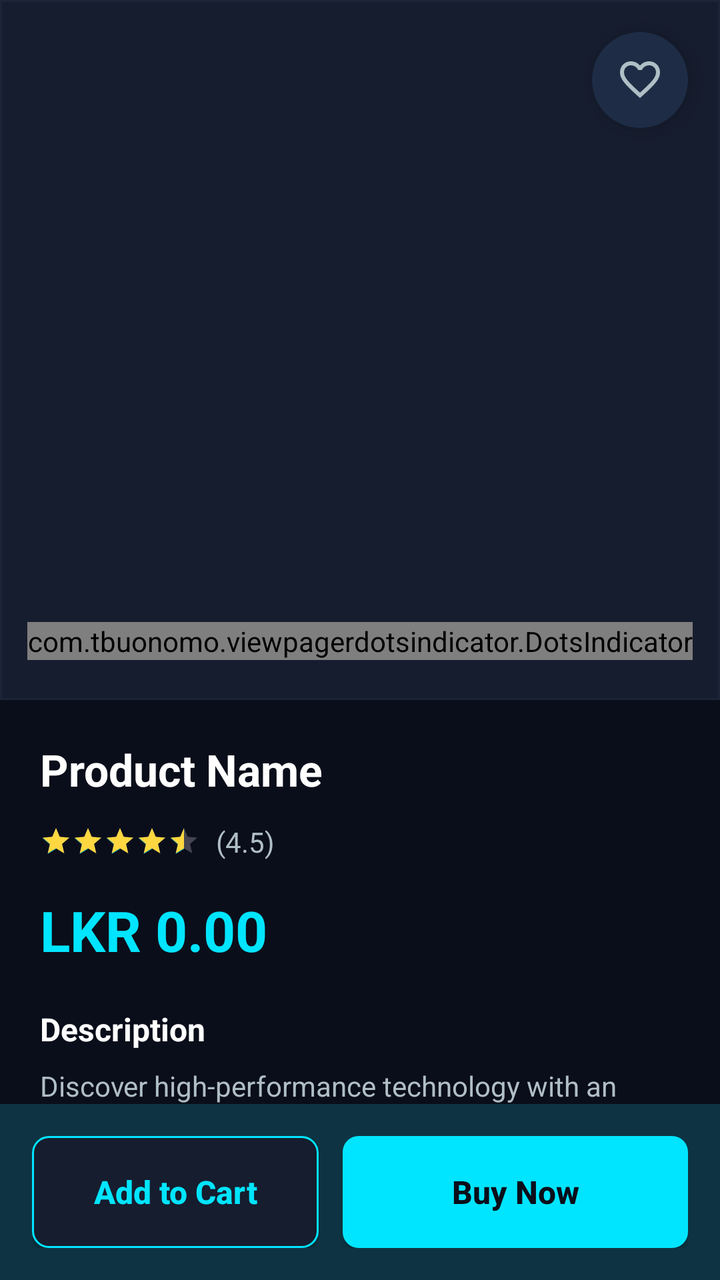
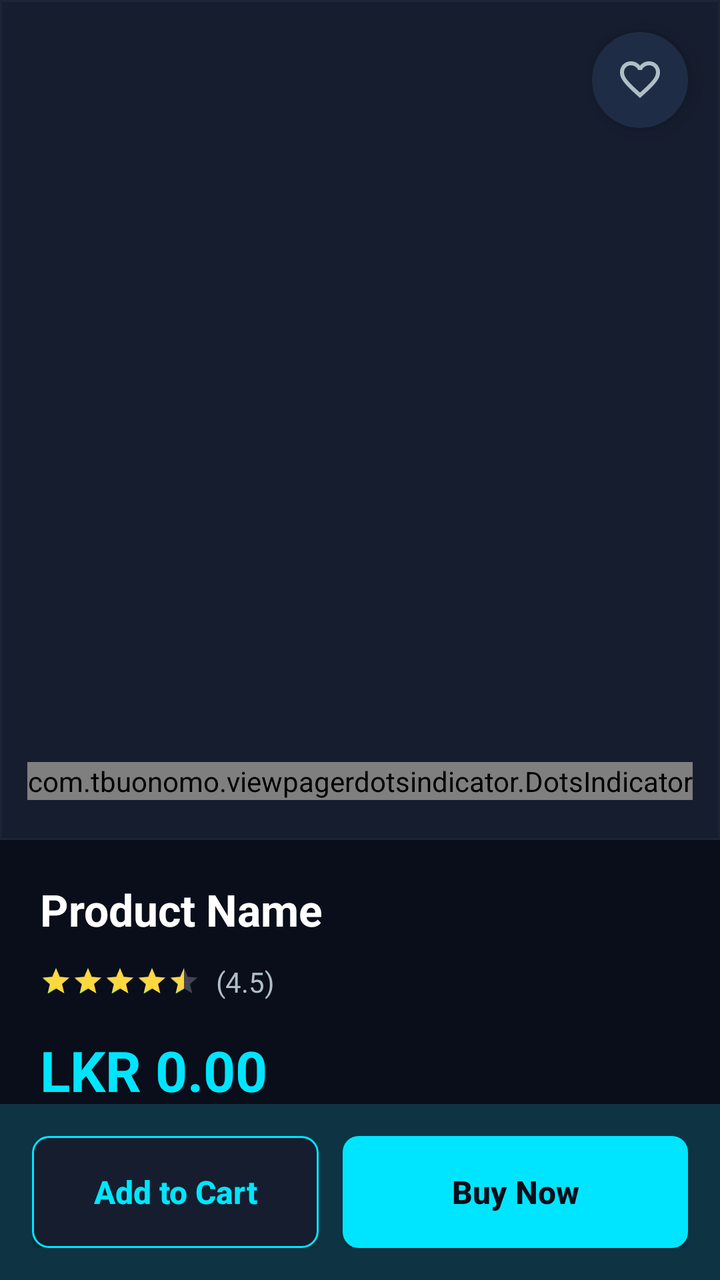

Two renders of the same Android screen: before a commit and after it. Below are the layout's source before the change and the commit's diff.
<!-- AndroidManifest.xml: application theme Theme.UltraMobile -->
<!-- res/layout/fragment_product_details.xml -->
<?xml version="1.0" encoding="utf-8"?>
<RelativeLayout xmlns:android="http://schemas.android.com/apk/res/android"
    xmlns:app="http://schemas.android.com/apk/res-auto"
    xmlns:tools="http://schemas.android.com/tools"
    android:layout_width="match_parent"
    android:layout_height="match_parent"
    android:background="@color/um_background"
    tools:context=".fragment.ProductDetailsFragment">

    <androidx.core.widget.NestedScrollView
        android:layout_width="match_parent"
        android:layout_height="match_parent"
        android:layout_above="@+id/product_details_bottom_bar">

        <LinearLayout
            android:layout_width="match_parent"
            android:layout_height="wrap_content"
            android:orientation="vertical"
            android:paddingBottom="24dp">

            
            <com.google.android.material.card.MaterialCardView
                android:layout_width="match_parent"
                android:layout_height="350dp"
                app:cardElevation="0dp"
                app:cardCornerRadius="0dp"
                app:shapeAppearanceOverlay="@style/ShapeAppearance.BottomRounded">

                <FrameLayout
                    android:layout_width="match_parent"
                    android:layout_height="match_parent"
                    android:background="@color/um_surface_card">

                    <androidx.viewpager2.widget.ViewPager2
                        android:id="@+id/product_image_slider"
                        android:layout_width="match_parent"
                        android:layout_height="match_parent" />

                    <com.tbuonomo.viewpagerdotsindicator.DotsIndicator
                        android:id="@+id/dotsIndicator"
                        android:layout_width="wrap_content"
                        android:layout_height="wrap_content"
                        android:layout_gravity="bottom|center_horizontal"
                        android:layout_marginBottom="20dp"
                        app:dotsColor="@color/um_text_hint"
                        app:selectedDotColor="@color/um_primary"
                        app:dotsSize="8dp"
                        app:dotsSpacing="4dp" />

                    <ImageButton
                        android:id="@+id/product_details_wishlist_btn"
                        android:layout_width="48dp"
                        android:layout_height="48dp"
                        android:layout_gravity="end|top"
                        android:layout_margin="16dp"
                        android:background="@drawable/um_bg_circle"
                        android:elevation="6dp"
                        android:padding="12dp"
                        android:src="@drawable/favorite_24px"
                        app:tint="@color/um_text_secondary" />

                </FrameLayout>
            </com.google.android.material.card.MaterialCardView>

            
            <LinearLayout
                android:layout_width="match_parent"
                android:layout_height="wrap_content"
                android:orientation="vertical"
                android:padding="20dp">

                <TextView
                    android:id="@+id/product_details_title"
                    android:layout_width="match_parent"
                    android:layout_height="wrap_content"
                    android:text="Product Name"
                    android:textColor="@color/um_text_primary"
                    android:textSize="22sp"
                    android:textStyle="bold"
                    android:lineSpacingExtra="4dp" />

                <LinearLayout
                    android:layout_width="wrap_content"
                    android:layout_height="wrap_content"
                    android:layout_marginTop="12dp"
                    android:gravity="center_vertical"
                    android:orientation="horizontal">

                    <RatingBar
                        android:id="@+id/product_details_rating"
                        style="?android:attr/ratingBarStyleSmall"
                        android:layout_width="wrap_content"
                        android:layout_height="wrap_content"
                        android:progressTint="@color/um_warning"
                        android:rating="4.5" />

                    <TextView
                        android:id="@+id/product_details_rating_text"
                        android:layout_width="wrap_content"
                        android:layout_height="wrap_content"
                        android:layout_marginStart="8dp"
                        android:text="(4.5)"
                        android:textColor="@color/um_text_secondary"
                        android:textSize="14sp" />
                </LinearLayout>

                <TextView
                    android:id="@+id/product_details_price"
                    android:layout_width="wrap_content"
                    android:layout_height="wrap_content"
                    android:layout_marginTop="16dp"
                    android:text="LKR 0.00"
                    android:textColor="@color/um_primary"
                    android:textSize="28sp"
                    android:textStyle="bold" />

            </LinearLayout>

            
            <LinearLayout
                android:layout_width="match_parent"
                android:layout_height="wrap_content"
                android:orientation="vertical"
                android:paddingHorizontal="20dp"
                android:paddingBottom="16dp">

                <TextView
                    android:layout_width="wrap_content"
                    android:layout_height="wrap_content"
                    android:text="Description"
                    android:textColor="@color/um_text_primary"
                    android:textSize="16sp"
                    android:textStyle="bold" />

                <TextView
                    android:id="@+id/product_details_description"
                    android:layout_width="match_parent"
                    android:layout_height="wrap_content"
                    android:layout_marginTop="8dp"
                    android:text="Discover high-performance technology with an elegant design. This device offers everything you need for a modern lifestyle."
                    android:textColor="@color/um_text_secondary"
                    android:textSize="14sp"
                    android:lineSpacingExtra="4dp" />
            </LinearLayout>

            <View
                android:layout_width="match_parent"
                android:layout_height="1dp"
                android:layout_marginHorizontal="20dp"
                android:background="@color/um_surface_border" />

            
            <LinearLayout
                android:id="@+id/product_details_attribute_container"
                android:layout_width="match_parent"
                android:layout_height="wrap_content"
                android:orientation="vertical"
                android:padding="20dp" />

            
            <LinearLayout
                android:layout_width="match_parent"
                android:layout_height="wrap_content"
                android:orientation="vertical"
                android:paddingHorizontal="20dp"
                android:paddingBottom="20dp">

                <TextView
                    android:layout_width="wrap_content"
                    android:layout_height="wrap_content"
                    android:text="QUANTITY"
                    android:textColor="@color/um_text_secondary"
                    android:textSize="12sp"
                    android:letterSpacing="0.1"
                    android:textStyle="bold" />

                <LinearLayout
                    android:layout_width="match_parent"
                    android:layout_height="wrap_content"
                    android:layout_marginTop="12dp"
                    android:orientation="horizontal"
                    android:gravity="center_vertical">

                    <LinearLayout
                        android:layout_width="wrap_content"
                        android:layout_height="wrap_content"
                        android:background="@drawable/um_surface_outline_rounded"
                        android:padding="4dp"
                        android:gravity="center_vertical">

                        <androidx.appcompat.widget.AppCompatButton
                            android:id="@+id/product_details_btn_minus"
                            android:layout_width="36dp"
                            android:layout_height="36dp"
                            android:text="–"
                            android:textSize="20sp"
                            android:textColor="@color/um_primary"
                            android:background="@drawable/um_btn_icon_only"
                            android:padding="0dp" />

                        <TextView
                            android:id="@+id/product_details_quantity"
                            android:layout_width="40dp"
                            android:layout_height="wrap_content"
                            android:text="1"
                            android:textAlignment="center"
                            android:textColor="@color/um_text_primary"
                            android:textSize="16sp"
                            android:textStyle="bold" />

                        <androidx.appcompat.widget.AppCompatButton
                            android:id="@+id/product_details_btn_plus"
                            android:layout_width="36dp"
                            android:layout_height="36dp"
                            android:text="+"
                            android:textSize="20sp"
                            android:textColor="@color/um_primary"
                            android:background="@drawable/um_btn_icon_only"
                            android:padding="0dp" />
                    </LinearLayout>

                    <TextView
                        android:id="@+id/product_details_avb_qty_label"
                        android:layout_width="wrap_content"
                        android:layout_height="wrap_content"
                        android:layout_marginStart="20dp"
                        android:text="Only "
                        android:textColor="@color/um_text_secondary"
                        android:textSize="14sp" />

                    <TextView
                        android:id="@+id/product_details_avb_qty"
                        android:layout_width="wrap_content"
                        android:layout_height="wrap_content"
                        android:textColor="@color/um_success"
                        android:textSize="14sp"
                        android:textStyle="bold" />

                    <TextView
                        android:layout_width="wrap_content"
                        android:layout_height="wrap_content"
                        android:text=" left"
                        android:textColor="@color/um_text_secondary"
                        android:textSize="14sp" />

                </LinearLayout>

            </LinearLayout>

            <View
                android:layout_width="match_parent"
                android:layout_height="1dp"
                android:layout_marginHorizontal="20dp"
                android:background="@color/um_surface_border" />

            
            <include
                android:id="@+id/product_details_top_sell_section"
                android:layout_width="match_parent"
                android:layout_height="wrap_content"
                android:layout_marginTop="12dp"
                layout="@layout/item_section" />

        </LinearLayout>

    </androidx.core.widget.NestedScrollView>

    
    <com.google.android.material.card.MaterialCardView
        android:id="@+id/product_details_bottom_bar"
        android:layout_width="match_parent"
        android:layout_height="wrap_content"
        android:layout_alignParentBottom="true"
        app:cardElevation="12dp"
        app:cardCornerRadius="0dp"
        app:cardBackgroundColor="@color/um_surface"
        app:strokeWidth="0dp">

        <LinearLayout
            android:layout_width="match_parent"
            android:layout_height="wrap_content"
            android:orientation="horizontal"
            android:padding="16dp">

            <androidx.appcompat.widget.AppCompatButton
                android:id="@+id/product_details_btn_add_cart"
                android:layout_width="0dp"
                android:layout_height="56dp"
                android:layout_weight="1"
                android:layout_marginEnd="12dp"
                android:background="@drawable/um_btn_secondary"
                android:text="Add to Cart"
                android:textAllCaps="false"
                android:textColor="@color/um_primary"
                android:textStyle="bold"
                android:textSize="16sp" />

            <androidx.appcompat.widget.AppCompatButton
                android:id="@+id/product_details_btn_buy_now"
                android:layout_width="0dp"
                android:layout_height="56dp"
                android:layout_weight="1.2"
                android:background="@drawable/um_btn_primary"
                android:text="Buy Now"
                android:textAllCaps="false"
                android:textColor="@color/um_text_on_primary"
                android:textStyle="bold"
                android:textSize="16sp" />

        </LinearLayout>
    </com.google.android.material.card.MaterialCardView>

</RelativeLayout>
<!-- res/layout/item_section.xml (included above) -->
<?xml version="1.0" encoding="utf-8"?>
<LinearLayout xmlns:android="http://schemas.android.com/apk/res/android"
    android:layout_width="match_parent"
    android:layout_height="wrap_content"
    android:orientation="vertical"
    android:paddingTop="16dp"
    android:paddingBottom="8dp"
    android:background="@color/um_background">

    <LinearLayout
        android:layout_width="match_parent"
        android:layout_height="wrap_content"
        android:orientation="horizontal"
        android:paddingStart="16dp"
        android:paddingEnd="16dp"
        android:gravity="center_vertical">

        
        <View
            android:layout_width="3dp"
            android:layout_height="18dp"
            android:background="@color/um_primary"
            android:layout_marginEnd="10dp" />

        <TextView
            android:id="@+id/item_section_title"
            android:layout_width="0dp"
            android:layout_height="wrap_content"
            android:layout_weight="1"
            android:text="Top Selling"
            android:textColor="@color/um_text_primary"
            android:textSize="16sp"
            android:textStyle="bold" />

    </LinearLayout>

    <androidx.recyclerview.widget.RecyclerView
        android:id="@+id/item_section_container"
        android:layout_width="match_parent"
        android:layout_height="wrap_content"
        android:layout_marginTop="10dp"
        android:paddingStart="8dp"
        android:paddingEnd="8dp"
        android:clipToPadding="false" />

</LinearLayout>
<!-- resources referenced by this layout -->
<resources>
  <color name="um_background">#0A0E1A</color>
  <color name="um_primary">#00E5FF</color>
  <color name="um_success">#00E676</color>
  <color name="um_surface">#111827</color>
  <color name="um_surface_border">#1E2D45</color>
  <color name="um_surface_card">#161D2E</color>
  <color name="um_text_hint">#546E7A</color>
  <color name="um_text_on_primary">#0A0E1A</color>
  <color name="um_text_primary">#FFFFFF</color>
  <color name="um_text_secondary">#B0BEC5</color>
  <color name="um_warning">#FFD740</color>
  <!-- drawable um_bg_circle (drawable) -->
  <?xml version="1.0" encoding="utf-8"?>
  <shape xmlns:android="http://schemas.android.com/apk/res/android"
      android:shape="rectangle">
      <solid android:color="#1E2D45" />
      <corners android:radius="1000dp" />
  </shape>
  <!-- drawable um_btn_icon_only (drawable) -->
  <?xml version="1.0" encoding="utf-8"?>
  <ripple xmlns:android="http://schemas.android.com/apk/res/android"
      android:color="?attr/colorControlHighlight">
      <item>
          <shape android:shape="oval">
              <solid android:color="@color/um_surface_elevated" />
          </shape>
      </item>
  </ripple>
  <!-- drawable um_btn_primary (drawable) -->
  <?xml version="1.0" encoding="utf-8"?>
  <shape xmlns:android="http://schemas.android.com/apk/res/android"
      android:shape="rectangle">
      <solid android:color="#00E5FF" />
      <corners android:radius="8dp" />
  </shape>
  <!-- drawable um_btn_secondary (drawable) -->
  <?xml version="1.0" encoding="utf-8"?>
  <shape xmlns:android="http://schemas.android.com/apk/res/android"
      android:shape="rectangle">
      <solid android:color="#161D2E" />
      <stroke android:width="1dp" android:color="#00E5FF" />
      <corners android:radius="8dp" />
  </shape>
  <!-- drawable um_surface_outline_rounded (drawable) -->
  <?xml version="1.0" encoding="utf-8"?>
  <shape xmlns:android="http://schemas.android.com/apk/res/android">
      <solid android:color="@color/um_surface_elevated" />
      <stroke android:width="1dp" android:color="@color/um_surface_border" />
      <corners android:radius="12dp" />
  </shape>
  <style name="ShapeAppearance.BottomRounded" parent="">
          <item name="cornerFamily">rounded</item>
          <item name="cornerSizeTopLeft">0dp</item>
          <item name="cornerSizeTopRight">0dp</item>
          <item name="cornerSizeBottomLeft">32dp</item>
          <item name="cornerSizeBottomRight">32dp</item>
      </style>
  <color name="um_surface_elevated">#1C2538</color>
  <color name="um_primary_dim">#0097A7</color>
  <color name="um_accent">#18FFFF</color>
  <color name="um_error">#FF5252</color>
  <color name="um_primary_dark">#00B8CC</color>
  <style name="UltraToolbar" parent="Widget.MaterialComponents.Toolbar">
          <item name="android:background">@color/um_surface</item>
          <item name="titleTextColor">@color/um_text_primary</item>
      </style>
  <!-- unchanged entries left out for length: 2 -->
</resources>

<!-- the commit's change to res/layout/fragment_product_details.xml (unified diff, before → after) -->
@@ -21,7 +21,7 @@
             
             <com.google.android.material.card.MaterialCardView
                 android:layout_width="match_parent"
-                android:layout_height="350dp"
+                android:layout_height="420dp"
                 app:cardElevation="0dp"
                 app:cardCornerRadius="0dp"
                 app:shapeAppearanceOverlay="@style/ShapeAppearance.BottomRounded">
@@ -353,8 +353,8 @@
         android:layout_width="match_parent"
         android:layout_height="wrap_content"
         android:layout_marginTop="10dp"
-        android:paddingStart="8dp"
-        android:paddingEnd="8dp"
+        android:paddingStart="10dp"
+        android:paddingEnd="10dp"
         android:clipToPadding="false" />
 
 </LinearLayout>
